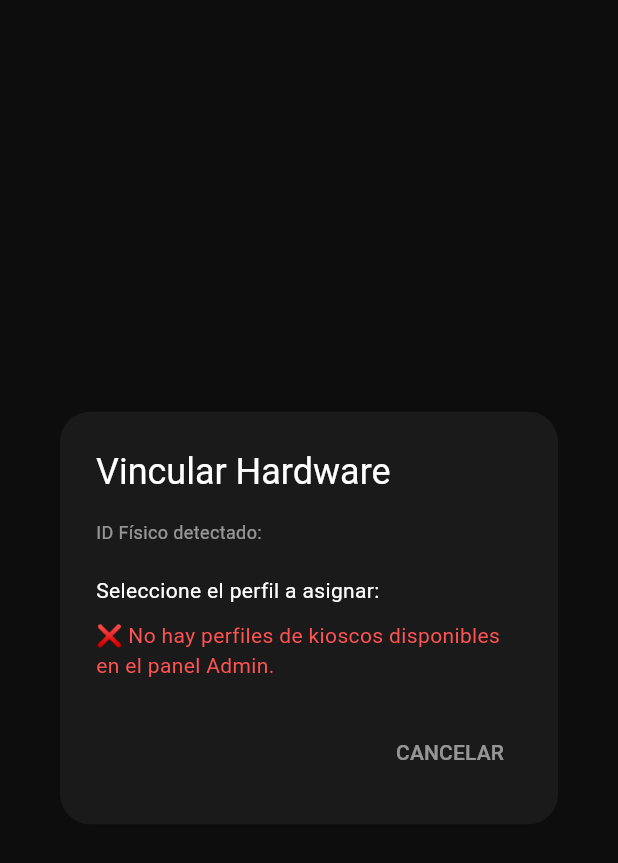
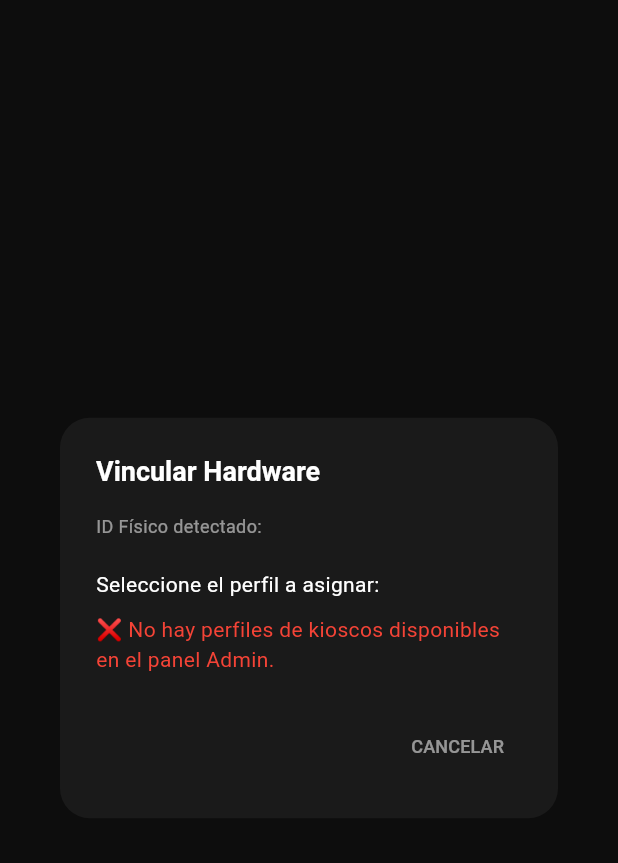
Before and after one commit to devsmomentum/Directorio_millennium, a Flutter app: the KioskSetupModal widget shown alone on an empty page, opened directly with empty values, on a phone screen of 412 x 824 dp. Shown: the top 863 px of the screen. Run offline on Flutter 3.47's test engine with Material 3 defaults, Android fonts, the phone set to English and light mode, and no system bars; our stand-ins replace device_info_plus, hive_flutter, qr_flutter, shared_preferences, supabase_flutter, video_player; missing offline and left inert: media_kit, video_player_media_kit; accounts and stored records are empty; network calls fail.

Commit message:
FIX sponsor video and centralize theme

```diff
--- a/lib/main.dart
+++ b/lib/main.dart
@@ -3,6 +3,8 @@ import 'package:flutter/services.dart';
 import 'package:supabase_flutter/supabase_flutter.dart';
 import 'package:provider/provider.dart';
 import 'package:hive_flutter/hive_flutter.dart';
+import 'package:media_kit/media_kit.dart';
+import 'package:video_player_media_kit/video_player_media_kit.dart';
 
 import 'screens/home_screen.dart';
 import 'theme_manager.dart';
@@ -10,6 +12,8 @@ import 'services/telemetry_service.dart';
 
 Future<void> main() async {
   WidgetsFlutterBinding.ensureInitialized();
+  MediaKit.ensureInitialized();
+  VideoPlayerMediaKit.ensureInitialized(linux: true);
 
   // Inicializamos Hive y abrimos la caché en RAM
   await Hive.initFlutter();
--- a/lib/screens/main_layout.dart
+++ b/lib/screens/main_layout.dart
@@ -10,6 +10,7 @@ import 'map_screen.dart';
 import 'assistant_screen.dart';
 import 'coupons_screen.dart'; // 🚀 NUEVO IMPORT
 import '../widgets/screen_ad_banners.dart';
+import '../theme/app_theme.dart';
 
 class MainLayout extends StatefulWidget {
   const MainLayout({super.key});
@@ -118,22 +119,15 @@ class _MainLayoutState extends State<MainLayout> {
         return StatefulBuilder(
           builder: (context, setDialogState) {
             return AlertDialog(
-              backgroundColor: const Color(0xFF1A1A1A),
+              backgroundColor: AppColors.surfaceLight,
               shape: RoundedRectangleBorder(
                 borderRadius: BorderRadius.circular(20),
               ),
               title: const Row(
                 children: [
-                  Icon(Icons.admin_panel_settings, color: Colors.pinkAccent),
+                  Icon(Icons.admin_panel_settings, color: AppColors.primary),
                   SizedBox(width: 10),
-                  Text(
-                    'MDM SETUP',
-                    style: TextStyle(
-                      color: Colors.white,
-                      fontWeight: FontWeight.bold,
-                      fontSize: 18,
-                    ),
-                  ),
+                  Text('MDM SETUP', style: AppTextStyles.dialogTitle),
                 ],
               ),
               content: Column(
@@ -141,26 +135,30 @@ class _MainLayoutState extends State<MainLayout> {
                 children: [
                   const Text(
                     'Ingrese la contraseña de aprovisionamiento:',
-                    style: TextStyle(color: Colors.white70),
+                    style: AppTextStyles.body,
                   ),
                   const SizedBox(height: 15),
                   TextField(
                     controller: passController,
                     obscureText: true,
-                    style: const TextStyle(color: Colors.white),
+                    style: AppTextStyles.body.copyWith(
+                      color: AppColors.textPrimary,
+                    ),
                     decoration: InputDecoration(
                       hintText: 'Contraseña',
-                      hintStyle: const TextStyle(color: Colors.white30),
+                      hintStyle: AppTextStyles.body.copyWith(
+                        color: AppColors.textHint,
+                      ),
                       errorText: isError ? 'Acceso denegado' : null,
                       filled: true,
-                      fillColor: Colors.black,
+                      fillColor: AppColors.background,
                       enabledBorder: OutlineInputBorder(
                         borderRadius: BorderRadius.circular(10),
                         borderSide: BorderSide.none,
                       ),
                       focusedBorder: OutlineInputBorder(
                         borderRadius: BorderRadius.circular(10),
-                        borderSide: const BorderSide(color: Colors.pinkAccent),
+                        borderSide: const BorderSide(color: AppColors.primary),
                       ),
                     ),
                   ),
@@ -173,14 +171,16 @@ class _MainLayoutState extends State<MainLayout> {
                     _startInactivityTimer();
                     Navigator.pop(context);
                   },
-                  child: const Text(
+                  child: Text(
                     'CANCELAR',
-                    style: TextStyle(color: Colors.white54),
+                    style: AppTextStyles.caption.copyWith(
+                      color: AppColors.textSecondaryMuted,
+                    ),
                   ),
                 ),
                 ElevatedButton(
                   style: ElevatedButton.styleFrom(
-                    backgroundColor: Colors.pinkAccent,
+                    backgroundColor: AppColors.primary,
                   ),
                   onPressed: () {
                     // 🚀 CLAVE HARDCODEADA
@@ -191,12 +191,9 @@ class _MainLayoutState extends State<MainLayout> {
                       setDialogState(() => isError = true);
                     }
                   },
-                  child: const Text(
+                  child: Text(
                     'ENTRAR',
-                    style: TextStyle(
-                      color: Colors.white,
-                      fontWeight: FontWeight.bold,
-                    ),
+                    style: AppTextStyles.buttonText.copyWith(letterSpacing: 0),
                   ),
                 ),
               ],
@@ -231,7 +228,7 @@ class _MainLayoutState extends State<MainLayout> {
       onPointerMove: (_) => _startInactivityTimer(), // Dedo arrastra
       onPointerUp: (_) => _startInactivityTimer(), // Dedo suelta
       child: Scaffold(
-        backgroundColor: const Color(0xFF0D0D0D),
+        backgroundColor: AppColors.background,
         body: IndexedStack(index: _currentIndex, children: _screens),
         bottomNavigationBar: Column(
           mainAxisSize: MainAxisSize.min,
@@ -239,8 +236,8 @@ class _MainLayoutState extends State<MainLayout> {
             Container(
               height: 75,
               decoration: const BoxDecoration(
-                color: Color(0xFF111111),
-                border: Border(top: BorderSide(color: Colors.white10)),
+                color: AppColors.surface,
+                border: Border(top: BorderSide(color: AppColors.divider)),
               ),
               child: Row(
                 mainAxisAlignment: MainAxisAlignment.spaceEvenly,
@@ -266,22 +263,25 @@ class _MainLayoutState extends State<MainLayout> {
     return GestureDetector(
       onTap: () => _onItemTapped(index),
       child: Container(
-        color: Colors.transparent,
+        color: AppColors.transparent,
         padding: const EdgeInsets.symmetric(horizontal: 20),
         child: Column(
           mainAxisAlignment: MainAxisAlignment.center,
           children: [
             Icon(
               icon,
-              color: isActive ? Colors.pinkAccent : Colors.white54,
+              color: isActive
+                  ? AppColors.primary
+                  : AppColors.textSecondaryMuted,
               size: 28,
             ),
             const SizedBox(height: 4),
             Text(
               label,
-              style: TextStyle(
-                color: isActive ? Colors.pinkAccent : Colors.white54,
-                fontSize: 12,
+              style: AppTextStyles.navLabel.copyWith(
+                color: isActive
+                    ? AppColors.primary
+                    : AppColors.textSecondaryMuted,
               ),
             ),
           ],
@@ -363,7 +363,7 @@ class _KioskSetupModalState extends State<KioskSetupModal> {
         ScaffoldMessenger.of(context).showSnackBar(
           const SnackBar(
             content: Text('✅ Equipo vinculado exitosamente'),
-            backgroundColor: Colors.green,
+            backgroundColor: AppColors.success,
           ),
         );
       }
@@ -374,25 +374,22 @@ class _KioskSetupModalState extends State<KioskSetupModal> {
   }
 
   void alert(String msg) {
-    ScaffoldMessenger.of(
-      context,
-    ).showSnackBar(SnackBar(content: Text(msg), backgroundColor: Colors.red));
+    ScaffoldMessenger.of(context).showSnackBar(
+      SnackBar(content: Text(msg), backgroundColor: AppColors.error),
+    );
   }
 
   @override
   Widget build(BuildContext context) {
     return AlertDialog(
-      backgroundColor: const Color(0xFF1A1A1A),
+      backgroundColor: AppColors.surfaceLight,
       shape: RoundedRectangleBorder(borderRadius: BorderRadius.circular(20)),
-      title: const Text(
-        'Vincular Hardware',
-        style: TextStyle(color: Colors.white),
-      ),
+      title: const Text('Vincular Hardware', style: AppTextStyles.dialogTitle),
       content: _isLoading
           ? const SizedBox(
               height: 100,
               child: Center(
-                child: CircularProgressIndicator(color: Colors.pinkAccent),
+                child: CircularProgressIndicator(color: AppColors.primary),
               ),
             )
           : Column(
@@ -401,27 +398,33 @@ class _KioskSetupModalState extends State<KioskSetupModal> {
               children: [
                 Text(
                   'ID Físico detectado: $_hardwareId',
-                  style: const TextStyle(color: Colors.white54, fontSize: 12),
+                  style: AppTextStyles.caption.copyWith(
+                    color: AppColors.textSecondaryMuted,
+                  ),
                 ),
                 const SizedBox(height: 20),
-                const Text(
+                Text(
                   'Seleccione el perfil a asignar:',
-                  style: TextStyle(color: Colors.white),
+                  style: AppTextStyles.body.copyWith(
+                    color: AppColors.textPrimary,
+                  ),
                 ),
                 const SizedBox(height: 10),
 
                 if (_availableKiosks.isEmpty)
-                  const Text(
+                  Text(
                     '❌ No hay perfiles de kioscos disponibles en el panel Admin.',
-                    style: TextStyle(color: Colors.redAccent),
+                    style: AppTextStyles.body.copyWith(color: AppColors.error),
                   )
                 else
                   DropdownButtonFormField<String>(
-                    dropdownColor: Colors.black,
-                    style: const TextStyle(color: Colors.white),
+                    dropdownColor: AppColors.background,
+                    style: AppTextStyles.body.copyWith(
+                      color: AppColors.textPrimary,
+                    ),
                     decoration: InputDecoration(
                       filled: true,
-                      fillColor: Colors.black,
+                      fillColor: AppColors.background,
                       enabledBorder: OutlineInputBorder(
                         borderRadius: BorderRadius.circular(10),
                         borderSide: BorderSide.none,
@@ -444,21 +447,23 @@ class _KioskSetupModalState extends State<KioskSetupModal> {
             widget.onClose(); // 🚀 Avisamos que cerramos para reactivar timeout
             Navigator.pop(context);
           },
-          child: const Text(
+          child: Text(
             'CANCELAR',
-            style: TextStyle(color: Colors.white54),
+            style: AppTextStyles.caption.copyWith(
+              color: AppColors.textSecondaryMuted,
+            ),
           ),
         ),
         if (_availableKiosks.isNotEmpty)
           ElevatedButton(
-            style: ElevatedButton.styleFrom(backgroundColor: Colors.green),
+            style: ElevatedButton.styleFrom(backgroundColor: AppColors.success),
             onPressed: _isLoading || _selectedKioskId == null
                 ? null
                 : _linkDevice,
-            child: const Text(
+            child: Text(
               'VINCULAR EQUIPO',
-              style: TextStyle(
-                color: Colors.white,
+              style: AppTextStyles.body.copyWith(
+                color: AppColors.textPrimary,
                 fontWeight: FontWeight.bold,
               ),
             ),
--- /dev/null
+++ b/lib/theme/app_theme.dart
@@ -0,0 +1,89 @@
+import 'package:flutter/material.dart';
+
+class AppColors {
+  AppColors._();
+
+  static const Color background = Colors.black;
+  static const Color surface = Color(0xFF111111);
+  static const Color surfaceLight = Color(0xFF1A1A1A);
+
+  static const Color primary = Color.fromARGB(255, 7, 7, 221);
+  static const Color secondary = Color.fromARGB(255, 116, 189, 38);
+
+  static const Color textPrimary = Colors.white;
+  static const Color textSecondary = Colors.white70;
+  static const Color textSecondaryMuted = Colors.white54;
+  static const Color textHint = Color(0x4DFFFFFF);
+  static const Color textTertiary = Color(0x61FFFFFF);
+
+  static const Color divider = Colors.white10;
+
+  static const Color warning = Color(0xFFFFC107);
+  static const Color success = Colors.green;
+  static const Color error = Colors.red;
+
+  static const Color transparent = Colors.transparent;
+
+  static const Color overlaySoft = Color(0x66000000);
+  static const Color overlayStrong = Color(0xD9000000);
+  static const Color chipBackground = Color(0x61000000);
+  static const Color badgeBackground = Color(0x8A000000);
+  static const Color qrBackground = Colors.white;
+  static const Color shadow = Color(0x4D000000);
+  static const Color subtleBorder = Color(0x0DFFFFFF);
+
+  static const LinearGradient primaryGradient = LinearGradient(
+    begin: Alignment.centerLeft,
+    end: Alignment.centerRight,
+    colors: [primary, secondary],
+  );
+}
+
+class AppTextStyles {
+  AppTextStyles._();
+
+  static const TextStyle h1 = TextStyle(
+    color: AppColors.textPrimary,
+    fontSize: 32,
+    fontWeight: FontWeight.w900,
+  );
+
+  static const TextStyle buttonText = TextStyle(
+    color: AppColors.textPrimary,
+    fontSize: 18,
+    fontWeight: FontWeight.w900,
+    letterSpacing: 1,
+  );
+
+  static const TextStyle body = TextStyle(
+    color: AppColors.textSecondary,
+    fontSize: 14,
+  );
+
+  static const TextStyle caption = TextStyle(
+    color: AppColors.textSecondary,
+    fontSize: 12,
+  );
+
+  static const TextStyle badge = TextStyle(
+    color: AppColors.textSecondary,
+    fontSize: 10,
+    fontWeight: FontWeight.bold,
+  );
+
+  static const TextStyle footer = TextStyle(
+    color: AppColors.textTertiary,
+    fontSize: 9,
+  );
+
+  static const TextStyle navLabel = TextStyle(
+    color: AppColors.textSecondaryMuted,
+    fontSize: 12,
+  );
+
+  static const TextStyle dialogTitle = TextStyle(
+    color: AppColors.textPrimary,
+    fontSize: 18,
+    fontWeight: FontWeight.bold,
+  );
+}
--- a/pubspec.yaml
+++ b/pubspec.yaml
@@ -42,6 +42,8 @@ dependencies:
   http: ^1.6.0
   hive_flutter: ^1.1.0
   provider: ^6.1.5+1
+  video_player_media_kit: ^2.0.0
+  media_kit_libs_linux: ^1.2.1
 
   # The following adds the Cupertino Icons font to your application.
   # Use with the CupertinoIcons class for iOS style icons.
```
Also changed, not shown: lib/screens/home_screen.dart (+92 -51 lines), pubspec.lock, 5 other files.
